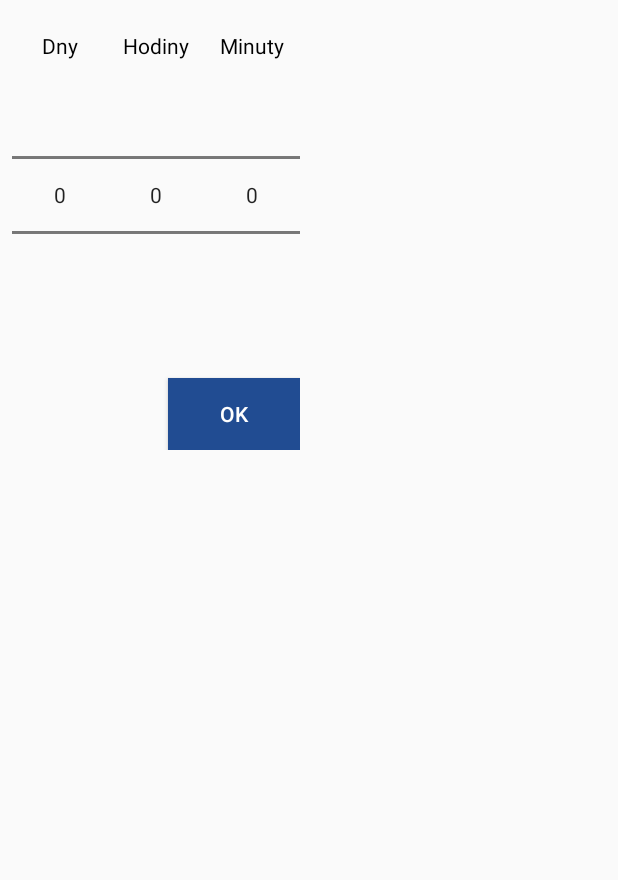
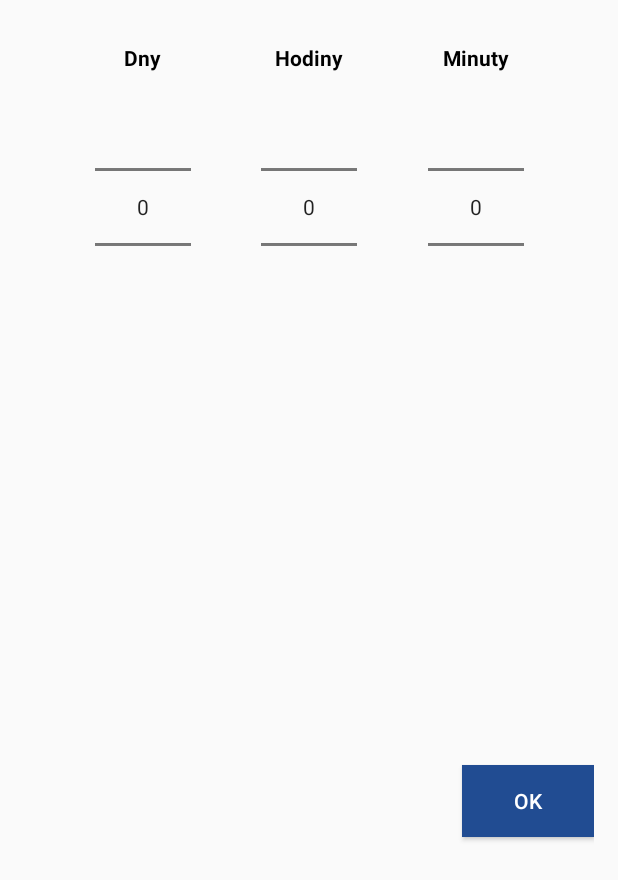
Before and after one commit to conwarecz/eagps, an Android app: the layout widget_delay_picker.xml on its own in the app's theme, with its tools: preview values and no code run, on a phone screen of 412 x 824 dp. Shown: the top 880 px of the screen. Run offline under Robolectric (Android 15) with nearby library versions, the light colour scheme and no system bars.

Commit message:
New delay widget layout Fixed bug stuck on setting car state

```diff
--- a/app/build.gradle
+++ b/app/build.gradle
@@ -23,8 +23,8 @@ android {
 		applicationId "net.aineuron.eagps"
 		minSdkVersion 16
 		targetSdkVersion 26
-		versionCode 34
-		versionName "0.4.0"
+		versionCode 35
+		versionName "0.4.1"
 		multiDexEnabled true
 		testInstrumentationRunner "android.support.test.runner.AndroidJUnitRunner"
 		compileOptions {
--- a/app/src/main/java/net/aineuron/eagps/activity/LoginActivity.java
+++ b/app/src/main/java/net/aineuron/eagps/activity/LoginActivity.java
@@ -69,6 +69,7 @@ public class LoginActivity extends AppCompatActivity implements Validator.Valida
 	@AfterViews
 	public void afterViews() {
 		getSupportActionBar().hide();
+
 		validator = new Validator(this);
 
 		if (userManager.getUser() != null) {
--- a/app/src/main/java/net/aineuron/eagps/client/ClientProvider.java
+++ b/app/src/main/java/net/aineuron/eagps/client/ClientProvider.java
@@ -61,8 +61,8 @@ import retrofit2.converter.gson.GsonConverterFactory;
  */
 @EBean(scope = EBean.Scope.Singleton)
 public class ClientProvider {
-    //            public static final String END_POINT = "https://www.vgsdapi-test.europ-assistance.cz:41443/";
-    public static final String END_POINT = "https://www.vgsdapi-preprod.europ-assistance.cz:41443/";
+    public static final String END_POINT = "https://www.vgsdapi-test.europ-assistance.cz:41443/";
+//    public static final String END_POINT = "https://www.vgsdapi-preprod.europ-assistance.cz:41443/";
 
 	@RootContext
 	Context context;
--- a/app/src/main/java/net/aineuron/eagps/client/client/EaClient.java
+++ b/app/src/main/java/net/aineuron/eagps/client/client/EaClient.java
@@ -138,6 +138,8 @@ public class EaClient {
 							// Dispatcher doesn't have Entity
 							if (user.getEntity() != null && user.getEntity().getEntityStatus() != null) {
 								userManager.setSelectedStateId(user.getEntity().getEntityStatus());
+							} else {
+								userManager.setSelectedStateId(STATE_ID_NO_CAR);
 							}
 							if (user.getEntity() != null && user.getEntity().getEntityId() != null) {
 								userManager.setSelectedCarId(user.getEntity().getEntityId());
--- a/app/src/main/java/net/aineuron/eagps/fragment/TowFragment.java
+++ b/app/src/main/java/net/aineuron/eagps/fragment/TowFragment.java
@@ -173,10 +173,12 @@ public class TowFragment extends BaseFragment {
 	@Subscribe(threadMode = ThreadMode.MAIN)
 	public void onOrderCanceledEvent(OrderCanceledEvent e) {
 		hideProgress();
-		if (userManager.haveActiveOrder()) {
+		if (userManager.haveActiveOrder() && userManager.getUser().getRoleId() == WORKER_ID) {
 			IntentUtils.openNewMainActivity(getContext());
 		} else {
-			userManager.setStateReady();
+			if (userManager.getUser().getRoleId() == WORKER_ID) {
+				userManager.setStateReady();
+			}
 			IntentUtils.openMainActivity(getContext());
 		}
 	}
--- a/app/src/main/res/layout/widget_delay_picker.xml
+++ b/app/src/main/res/layout/widget_delay_picker.xml
@@ -1,15 +1,18 @@
 <?xml version="1.0" encoding="utf-8"?>
 <android.support.constraint.ConstraintLayout xmlns:android="http://schemas.android.com/apk/res/android"
     xmlns:app="http://schemas.android.com/apk/res-auto"
-    android:layout_width="wrap_content"
-    android:layout_height="wrap_content"
-    android:padding="8dp">
+    android:layout_width="match_parent"
+    android:layout_height="match_parent"
+    android:layout_centerHorizontal="false"
+    android:layout_centerInParent="false"
+    android:padding="16dp">
 
     <TextView
         android:layout_width="wrap_content"
         android:layout_height="wrap_content"
         android:text="Dny"
         android:textColor="@android:color/black"
+        android:textStyle="bold"
         app:layout_constraintBottom_toTopOf="@id/widget_duration_days"
         app:layout_constraintLeft_toLeftOf="@id/widget_duration_days"
         app:layout_constraintRight_toRightOf="@id/widget_duration_days" />
@@ -19,6 +22,7 @@
         android:layout_height="wrap_content"
         android:text="Hodiny"
         android:textColor="@android:color/black"
+        android:textStyle="bold"
         app:layout_constraintBottom_toTopOf="@id/widget_duration_hours"
         app:layout_constraintLeft_toLeftOf="@id/widget_duration_hours"
         app:layout_constraintRight_toRightOf="@id/widget_duration_hours" />
@@ -28,6 +32,7 @@
         android:layout_height="wrap_content"
         android:text="Minuty"
         android:textColor="@android:color/black"
+        android:textStyle="bold"
         app:layout_constraintBottom_toTopOf="@id/widget_duration_minutes"
         app:layout_constraintLeft_toLeftOf="@id/widget_duration_minutes"
         app:layout_constraintRight_toRightOf="@id/widget_duration_minutes" />
--- a/app/src/main/res/values/strings.xml
+++ b/app/src/main/res/values/strings.xml
@@ -18,4 +18,10 @@
     <string name="connectivity_not_connected">Zkontrolujete, prosím, své připojení</string>
     <string name="share_text">Sdílet pomocí:</string>
     <string name="share_copy">Text zprávy byl zkopírován do schránky</string>
+    <string name="intent_gmaps">Prosím nainstalujte aplikaci Google Maps</string>
+    <string name="intent_camera">Nemáte žádnou aplikaci pro fotoaparát</string>
+    <string name="intent_dialer">Nemáte žádnou aplikaci pro uskutečňování hovorů</string>
+    <string name="intent_text">Nemáte žádnou aplikaci sdílení textu</string>
+    <string name="intent_browser">Nemáte žádný webový prohlížeč</string>
+    <string name="widget_delay_title">Vyberte zpoždění výjezdu</string>
 </resources>
```
Also changed, not shown: app/src/main/java/net/aineuron/eagps/activity/CarSettingsActivity.java (+15 -6 lines), app/src/main/java/net/aineuron/eagps/activity/NewTenderActivity.java (+15 -16 lines), app/src/main/java/net/aineuron/eagps/util/IntentUtils.java (+6 -6 lines).
